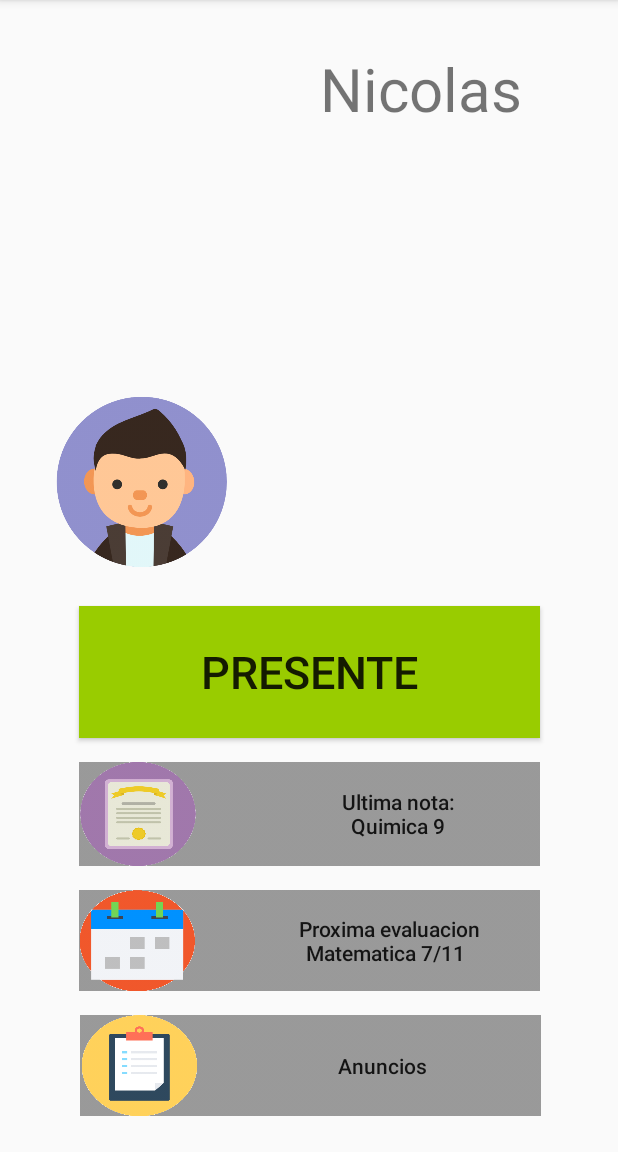
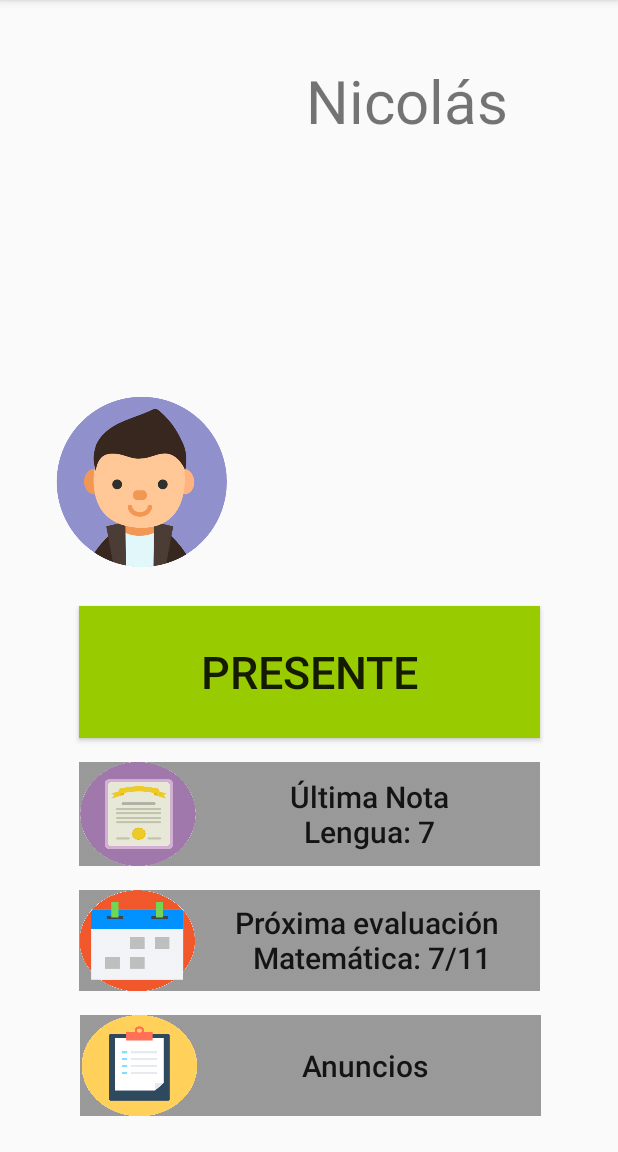
Before and after one commit to suttonnico/seguimiento, an Android app: the hijo2 screen opened directly, with no data from a screen before it, on a phone screen of 412 x 824 dp, the part 84-1236 px from its top. Run offline under Robolectric (Android 15) with nearby library versions, the light colour scheme and no system bars.

Commit message:
Pantallas de Hijo - Letras redimensionadas

```diff
--- a/app/src/main/res/layout/hijo2.xml
+++ b/app/src/main/res/layout/hijo2.xml
@@ -23,15 +23,16 @@
 
     <TextView
         android:id="@+id/textView4"
-        android:layout_width="307dp"
-        android:layout_height="67dp"
-        android:layout_marginEnd="32dp"
-        android:layout_marginStart="8dp"
-        android:layout_marginTop="32dp"
-        android:text="Nicolas"
-        android:textAlignment="textEnd"
+        android:layout_width="147dp"
+        android:layout_height="61dp"
+        android:layout_marginEnd="30dp"
+        android:layout_marginStart="100dp"
+        android:layout_marginTop="40dp"
+        android:text="Nicolás"
+        android:textAlignment="center"
         android:textSize="40dp"
         app:layout_constraintEnd_toEndOf="parent"
+        app:layout_constraintHorizontal_bias="0.728"
         app:layout_constraintStart_toStartOf="parent"
         app:layout_constraintTop_toTopOf="parent" />
 
@@ -44,9 +45,10 @@
         android:layout_marginStart="8dp"
         android:background="@drawable/notas"
         android:onClick="go2notas"
-        android:text="Ultima nota:                 \nQuimica 9                   "
+        android:text="Última Nota             \n Lengua: 7               "
         android:textAlignment="textEnd"
         android:textAllCaps="false"
+        android:textSize="20sp"
         app:layout_constraintBottom_toTopOf="@+id/button16"
         app:layout_constraintEnd_toEndOf="parent"
         app:layout_constraintStart_toStartOf="parent" />
@@ -58,11 +60,12 @@
         android:layout_marginBottom="16dp"
         android:layout_marginEnd="8dp"
         android:layout_marginStart="8dp"
+        android:background="@drawable/calendario"
         android:onClick="go2calendar"
-        android:text="Proxima evaluacion            \nMatematica 7/11               "
-        android:background="@drawable/calendario"
+        android:text="Próxima evaluación      \nMatemática: 7/11       "
         android:textAlignment="textEnd"
         android:textAllCaps="false"
+        android:textSize="20sp"
         app:layout_constraintBottom_toTopOf="@+id/button17"
         app:layout_constraintEnd_toEndOf="parent"
         app:layout_constraintStart_toStartOf="parent" />
@@ -74,11 +77,12 @@
         android:layout_marginBottom="24dp"
         android:layout_marginEnd="8dp"
         android:layout_marginStart="8dp"
+        android:background="@drawable/presentes"
         android:onClick="go2notificaciones"
-        android:text="Anuncios                       "
+        android:text="Anuncios                "
         android:textAlignment="textEnd"
         android:textAllCaps="false"
-        android:background="@drawable/presentes"
+        android:textSize="20sp"
         app:layout_constraintBottom_toBottomOf="parent"
         app:layout_constraintEnd_toEndOf="parent"
         app:layout_constraintHorizontal_bias="0.508"
```
Also changed, not shown: app/src/main/res/layout/hija1.xml (+23 -13 lines).
